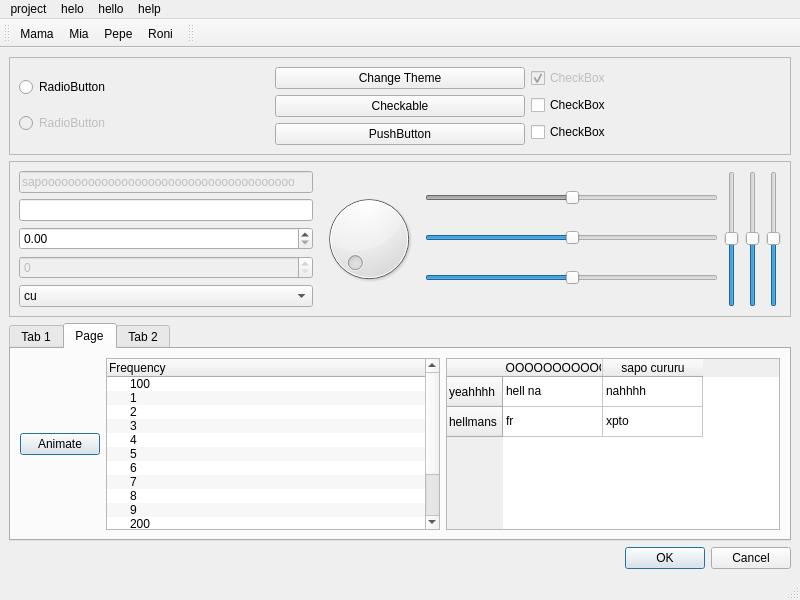
This is molde/stylesheets/mainwindow.ui in andrefpf/molde as Qt 5 draws it before an edit. The edited form follows.
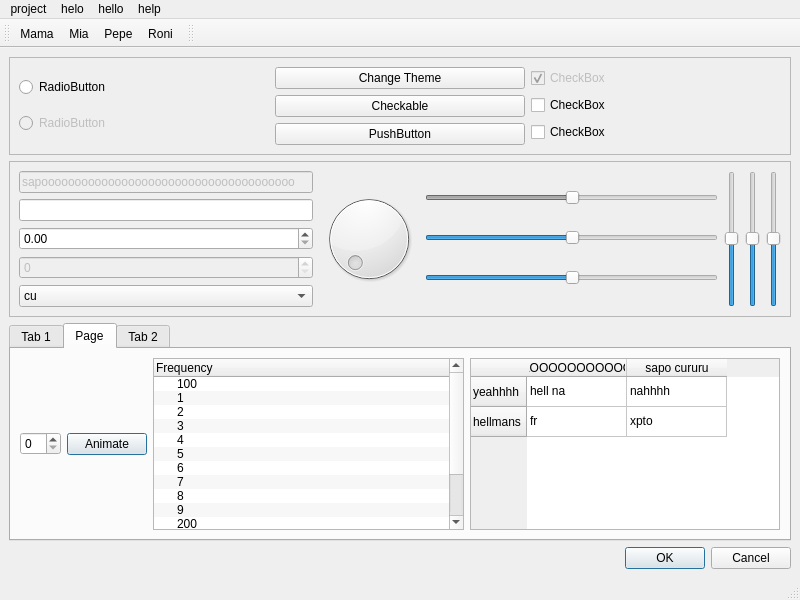
This is the edited form. Icons and pictures are not drawn. Custom widgets are drawn as their Qt base class.

Commit message: Changes qtoolbar's disabled background color

Diff of the .ui file:
```diff
--- a/molde/stylesheets/mainwindow.ui
+++ b/molde/stylesheets/mainwindow.ui
@@ -314,6 +314,9 @@
         <string>Page</string>
        </attribute>
        <layout class="QHBoxLayout" name="horizontalLayout_6">
+        <item>
+         <widget class="QSpinBox" name="spinBox_2"/>
+        </item>
         <item>
          <widget class="QPushButton" name="pushButton_4">
           <property name="text">
```
Left out of the diff: 2 changed lines with no effect on the pictures. The commit also changes 2 other files.
